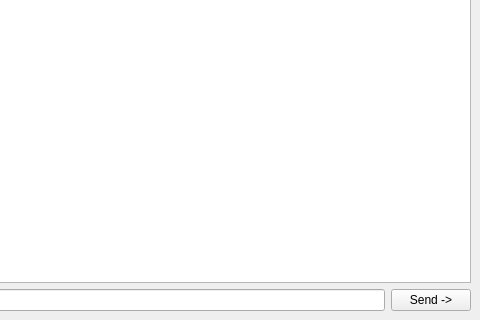
lopolen/ActionKeys, file src/aiit_main_window.ui: the form before one commit; both pictures show x 160 to 640 and y 159 to 479 of the 640 by 479 pixel window.
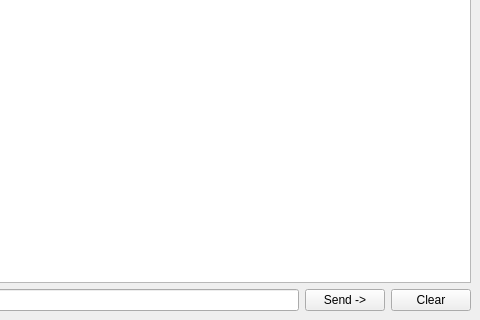
The form after the commit.

Commit message: Refactor logging implementation across multiple modules; replace logger with rootlog and guilog for better log management; enhance UI with new buttons for sending and clearing chat history.

Patch:
```diff
--- a/src/aiit_main_window.ui
+++ b/src/aiit_main_window.ui
@@ -30,6 +30,13 @@
         </property>
        </widget>
       </item>
+      <item>
+       <widget class="QPushButton" name="clearButton">
+        <property name="text">
+         <string>Clear</string>
+        </property>
+       </widget>
+      </item>
      </layout>
     </item>
    </layout>
```
Left out of the diff: 2 changed lines with no effect on the pictures. The commit also changes 8 other files.
